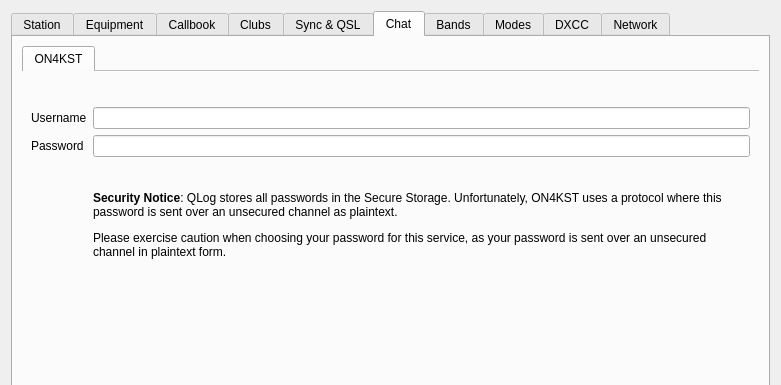
Above: ui/SettingsDialog.ui from k5mcd/QLog before the change; both pictures show x 0 to 781 and y 0 to 385 of the 781 by 766 pixel window. Below: the same form after it.
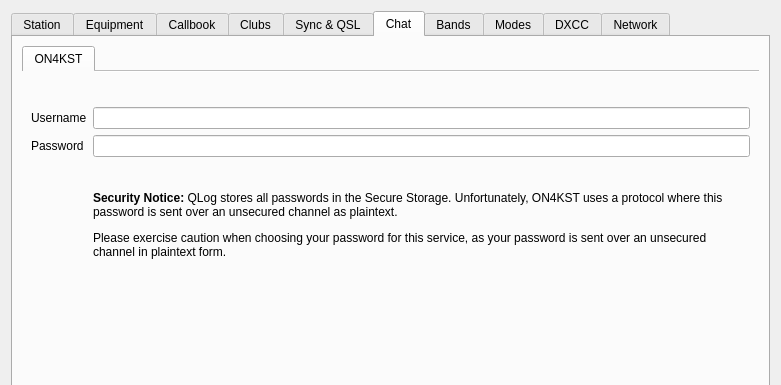
That is the form after the change. The open tabs and pages were chosen to show the change. Icons and pictures are not drawn.

Diff of the .ui file:
```diff
--- a/ui/SettingsDialog.ui
+++ b/ui/SettingsDialog.ui
@@ -3575,7 +3575,7 @@
            <item row="3" column="1">
             <widget class="QLabel" name="kstSecurityNoticeLabel">
              <property name="text">
-              <string>&lt;html&gt;&lt;head/&gt;&lt;body&gt;&lt;p&gt;&lt;span style=&quot; font-weight:600;&quot;&gt;Security Notice&lt;/span&gt;: QLog stores all passwords in the Secure Storage. Unfortunately, ON4KST uses a protocol where this password is sent over an unsecured channel as plaintext.&lt;/p&gt;&lt;p&gt;Please exercise caution when choosing your password for this service, as your password is sent over an unsecured channel in plaintext form.&lt;/p&gt;&lt;/body&gt;&lt;/html&gt;</string>
+              <string>&lt;b&gt;Security Notice:&lt;/b&gt; QLog stores all passwords in the Secure Storage. Unfortunately, ON4KST uses a protocol where this password is sent over an unsecured channel as plaintext.&lt;/p&gt;&lt;p&gt;Please exercise caution when choosing your password for this service, as your password is sent over an unsecured channel in plaintext form.&lt;/p&gt;</string>
              </property>
              <property name="wordWrap">
               <bool>true</bool>
```
Left out of the diff: 4 changed lines with no effect on the pictures.
